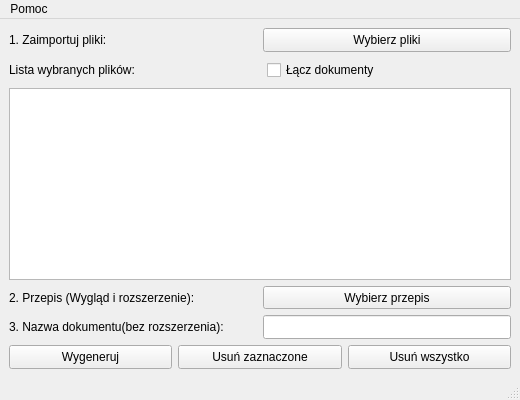
First picture: the form in ui/mainwindow.ui, repository sealcode/gpandoc, before the edit.
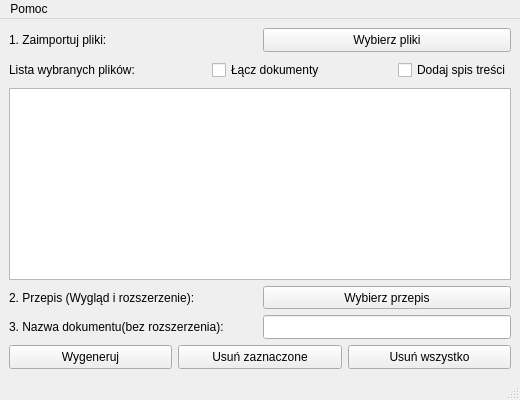
Second picture: the form after the edit.

Commit message: Add extern option with checkBox to main UI

The edit to the form file:
```diff
--- a/ui/mainwindow.ui
+++ b/ui/mainwindow.ui
@@ -119,6 +119,13 @@
           </property>
          </spacer>
         </item>
+        <item>
+         <widget class="QCheckBox" name="check_box_2">
+          <property name="text">
+           <string>Dodaj spis treści</string>
+          </property>
+         </widget>
+        </item>
        </layout>
       </item>
       <item>
```
The commit also changes 2 other files.
